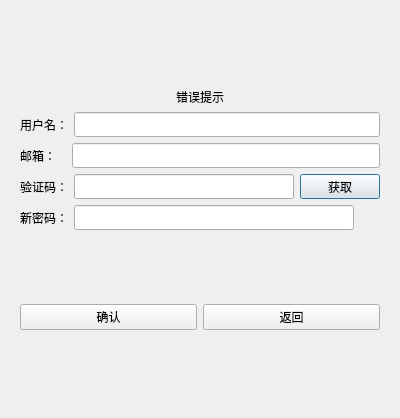
This is chat/resetdialog.ui in devzyz/Chat as Qt 5 draws it before an edit. The edited form follows.
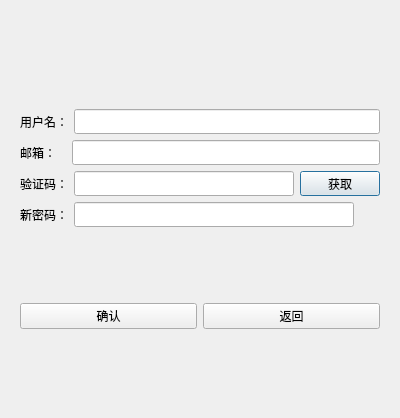
This is the edited form. Custom widgets are drawn as their Qt base class.

Diff of the .ui file:
```diff
--- a/chat/resetdialog.ui
+++ b/chat/resetdialog.ui
@@ -36,7 +36,7 @@
          <item>
           <widget class="QLabel" name="err_tip">
            <property name="text">
-            <string>错误提示</string>
+            <string/>
            </property>
            <property name="alignment">
             <set>Qt::AlignCenter</set>
```
